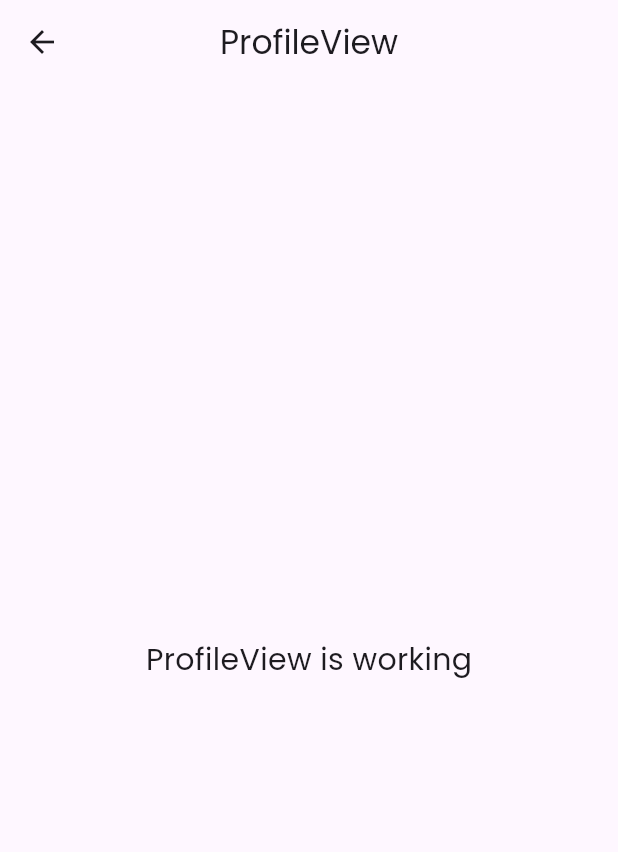
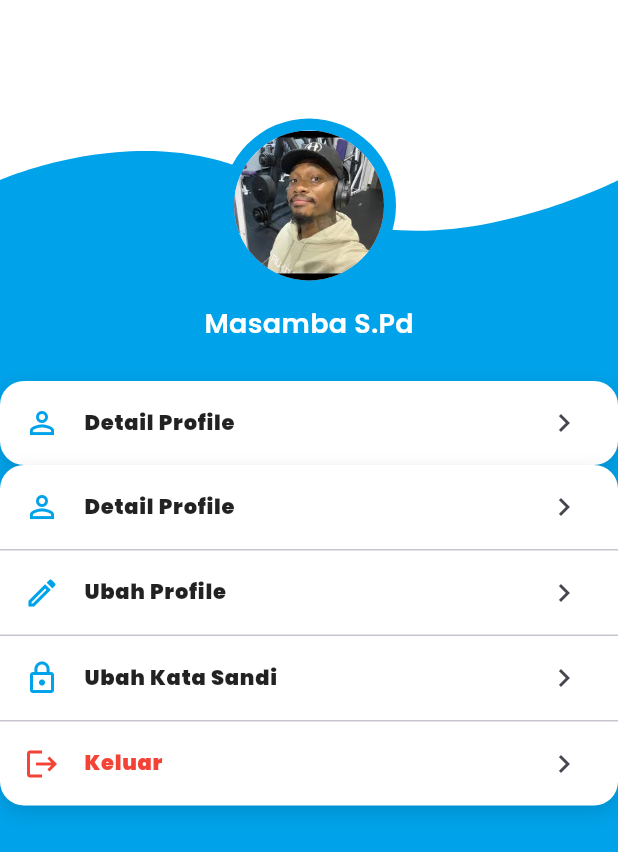
Before and after one commit to 4shey/Jurnal-App, a Flutter app: the ProfileView screen opened by its route, on a phone screen of 412 x 824 dp. Shown: the top 852 px of the screen. Run offline on Flutter 3.47's test engine with Material 3 defaults, Android fonts, the phone set to English and light mode, and no system bars; our stand-ins replace get, google_fonts.

Commit message:
add profile view

```diff
--- a/lib/app/core/constant/app_colors.dart
+++ b/lib/app/core/constant/app_colors.dart
@@ -1,5 +1,4 @@
 import 'dart:ui';
 
 const Color appMain = Color(0xFF00A2E9);
-
 const Color appWhite = Color(0xFFFFFFFF);
--- a/lib/app/modules/profile/views/profile_view.dart
+++ b/lib/app/modules/profile/views/profile_view.dart
@@ -1,6 +1,10 @@
 import 'package:flutter/material.dart';
 
 import 'package:get/get.dart';
+import 'package:jurnal_app/app/core/constant/app_colors.dart';
+import 'package:jurnal_app/app/modules/profile/widgets/profile_detail_card.dart';
+import 'package:jurnal_app/app/modules/profile/widgets/profile_header_painter.dart';
+import 'package:jurnal_app/app/modules/profile/widgets/profile_menu_item.dart';
 
 import '../controllers/profile_controller.dart';
 
@@ -9,14 +13,72 @@ class ProfileView extends GetView<ProfileController> {
   @override
   Widget build(BuildContext context) {
     return Scaffold(
-      appBar: AppBar(
-        title: const Text('ProfileView'),
-        centerTitle: true,
-      ),
-      body: const Center(
-        child: Text(
-          'ProfileView is working',
-          style: TextStyle(fontSize: 20),
+      backgroundColor: appMain,
+      body: SafeArea(
+        top: false,
+        bottom: true,
+        left: false,
+        right: false,
+        child: SingleChildScrollView(
+          child: Column(
+            children: [
+              Stack(
+                clipBehavior: Clip.none,
+                children: [
+                  // HEADER BG
+                  SizedBox(
+                    height: 154,
+                    width: double.infinity,
+                    child: CustomPaint(painter: ProfileHeaderPainter()),
+                  ),
+
+                  // AVATAR (NIMPA HEADER)
+                  Positioned(
+                    bottom: -75,
+                    left: 0,
+                    right: 0,
+                    child: Column(
+                      children: const [
+                        CircleAvatar(
+                          radius: 58, // border
+                          backgroundColor: appMain, // warna border
+                          child: CircleAvatar(
+                            radius: 50,
+                            backgroundImage: AssetImage(
+                              'assets/images/amba.jpg',
+                            ),
+                          ),
+                        ),
+
+                        SizedBox(height: 8),
+                        Text(
+                          'Masamba S.Pd',
+                          style: TextStyle(
+                            color: Colors.white,
+                            fontSize: 18,
+                            fontWeight: FontWeight.w600,
+                          ),
+                        ),
+                      ],
+                    ),
+                  ),
+                ],
+              ),
+
+              const SizedBox(height: 100), // PENTING (ruang overlap)
+
+              ProfileDetailCard(
+                onDetail: () {},
+              ),
+              // CARD MENU
+              ProfileMenuCard(
+                onDetail: () {},
+                onEdit: () {},
+                onPassword: () {},
+                onLogout: () {},
+              ),
+            ],
+          ),
         ),
       ),
     );
--- /dev/null
+++ b/lib/app/modules/profile/widgets/profile_detail_card.dart
@@ -0,0 +1,63 @@
+import 'package:flutter/material.dart';
+import 'package:jurnal_app/app/core/constant/app_colors.dart';
+import 'package:jurnal_app/app/core/constant/app_text_styles.dart';
+
+class ProfileDetailCard extends StatelessWidget {
+  final VoidCallback? onDetail;
+  final VoidCallback? onEdit;
+  final VoidCallback? onPassword;
+  final VoidCallback? onLogout;
+
+  const ProfileDetailCard({
+    super.key,
+    this.onDetail,
+    this.onEdit,
+    this.onPassword,
+    this.onLogout,
+  });
+
+  @override
+  Widget build(BuildContext context) {
+    return Container(
+      decoration: BoxDecoration(
+        color: Colors.white,
+        borderRadius: BorderRadius.circular(16),
+        boxShadow: const [
+          BoxShadow(
+            color: Colors.black12,
+            blurRadius: 10,
+            offset: Offset(0, 4),
+          ),
+        ],
+      ),
+      child: Column(
+        children: [
+          _item(Icons.person_outline, 'Detail Profile', onDetail),
+        ],
+      ),
+    );
+  }
+
+  Widget _item(
+    IconData icon,
+    String title,
+    VoidCallback? onTap, {
+    bool isLogout = false,
+  }) {
+    return ListTile(
+      onTap: onTap,
+      leading: Icon(
+        icon,
+        color: isLogout ? Colors.red : appMain,
+      ),
+      title: Text(
+        title,
+        style: AppTextStyles.black.copyWith(
+          fontSize: 14,
+          color: isLogout ? Colors.red : Colors.black87,
+        ),
+      ),
+      trailing: const Icon(Icons.chevron_right),
+    );
+  }
+}
--- /dev/null
+++ b/lib/app/modules/profile/widgets/profile_header_painter.dart
@@ -0,0 +1,53 @@
+import 'package:flutter/material.dart';
+import 'package:jurnal_app/app/core/constant/app_colors.dart';
+
+class ProfileHeaderPainter extends CustomPainter {
+  @override
+  void paint(Canvas canvas, Size size) {
+    Paint paint = Paint();
+    Path path = Path();
+    paint.color = appWhite;
+    path = Path();
+    path.lineTo(size.width, size.height * 0.78);
+    path.cubicTo(
+      size.width,
+      size.height * 0.78,
+      size.width * 0.67,
+      size.height * 1.23,
+      size.width * 0.47,
+      size.height * 0.84,
+    );
+    path.cubicTo(
+      size.width * 0.27,
+      size.height * 0.46,
+      0,
+      size.height * 0.78,
+      0,
+      size.height * 0.78,
+    );
+    path.cubicTo(0, size.height * 0.78, 0, 0, 0, 0);
+    path.cubicTo(0, 0, size.width, 0, size.width, 0);
+    path.cubicTo(
+      size.width,
+      0,
+      size.width,
+      size.height * 0.78,
+      size.width,
+      size.height * 0.78,
+    );
+    path.cubicTo(
+      size.width,
+      size.height * 0.78,
+      size.width,
+      size.height * 0.78,
+      size.width,
+      size.height * 0.78,
+    );
+    canvas.drawPath(path, paint);
+  }
+
+  @override
+  bool shouldRepaint(CustomPainter oldDelegate) {
+    return true;
+  }
+}
--- /dev/null
+++ b/lib/app/modules/profile/widgets/profile_menu_item.dart
@@ -0,0 +1,73 @@
+import 'package:flutter/material.dart';
+import 'package:jurnal_app/app/core/constant/app_colors.dart';
+import 'package:jurnal_app/app/core/constant/app_text_styles.dart';
+
+class ProfileMenuCard extends StatelessWidget {
+  final VoidCallback? onDetail;
+  final VoidCallback? onEdit;
+  final VoidCallback? onPassword;
+  final VoidCallback? onLogout;
+
+  const ProfileMenuCard({
+    super.key,
+    this.onDetail,
+    this.onEdit,
+    this.onPassword,
+    this.onLogout,
+  });
+
+  @override
+  Widget build(BuildContext context) {
+    return Container(
+      decoration: BoxDecoration(
+        color: Colors.white,
+        borderRadius: BorderRadius.circular(16),
+        boxShadow: const [
+          BoxShadow(
+            color: Colors.black12,
+            blurRadius: 10,
+            offset: Offset(0, 4),
+          ),
+        ],
+      ),
+      child: Column(
+        children: [
+          _item(Icons.person_outline, 'Detail Profile', onDetail),
+          _divider(),
+          _item(Icons.edit_outlined, 'Ubah Profile', onEdit),
+          _divider(),
+          _item(Icons.lock_outline, 'Ubah Kata Sandi', onPassword),
+          _divider(),
+          _item(Icons.logout, 'Keluar', onLogout, isLogout: true),
+        ],
+      ),
+    );
+  }
+
+  Widget _item(
+    IconData icon,
+    String title,
+    VoidCallback? onTap, {
+    bool isLogout = false,
+  }) {
+    return ListTile(
+      onTap: onTap,
+      leading: Icon(
+        icon,
+        color: isLogout ? Colors.red : appMain,
+      ),
+      title: Text(
+        title,
+        style: AppTextStyles.black.copyWith(
+          fontSize: 14,
+          color: isLogout ? Colors.red : Colors.black87,
+        ),
+      ),
+      trailing: const Icon(Icons.chevron_right),
+    );
+  }
+
+  Widget _divider() {
+    return const Divider(height: 1);
+  }
+}
--- a/lib/main.dart
+++ b/lib/main.dart
@@ -1,6 +1,7 @@
 import 'package:flutter/material.dart';
 import 'package:get/get_navigation/src/root/get_material_app.dart';
 import 'package:google_fonts/google_fonts.dart';
+import 'package:jurnal_app/app/modules/profile/bindings/profile_binding.dart';
 import 'package:jurnal_app/app/routes/app_pages.dart';
 import 'app/modules/login/bindings/login_binding.dart';
 
@@ -17,8 +18,8 @@ class MyApp extends StatelessWidget {
       title: 'Jurnal Smekta',
       debugShowCheckedModeBanner: false,
       theme: ThemeData(textTheme: GoogleFonts.poppinsTextTheme()),
-      initialBinding: LoginBinding(),
-      initialRoute: Routes.LOGIN,
+      initialBinding: ProfileBinding(),
+      initialRoute: Routes.PROFILE,
       getPages: AppPages.routes,
     );
   }
--- a/pubspec.yaml
+++ b/pubspec.yaml
@@ -22,3 +22,5 @@ dev_dependencies:
 flutter:
 
   uses-material-design: true
+  assets:
+  - assets/images/
```
Also changed, not shown: assets/images/amba.jpg (added).
